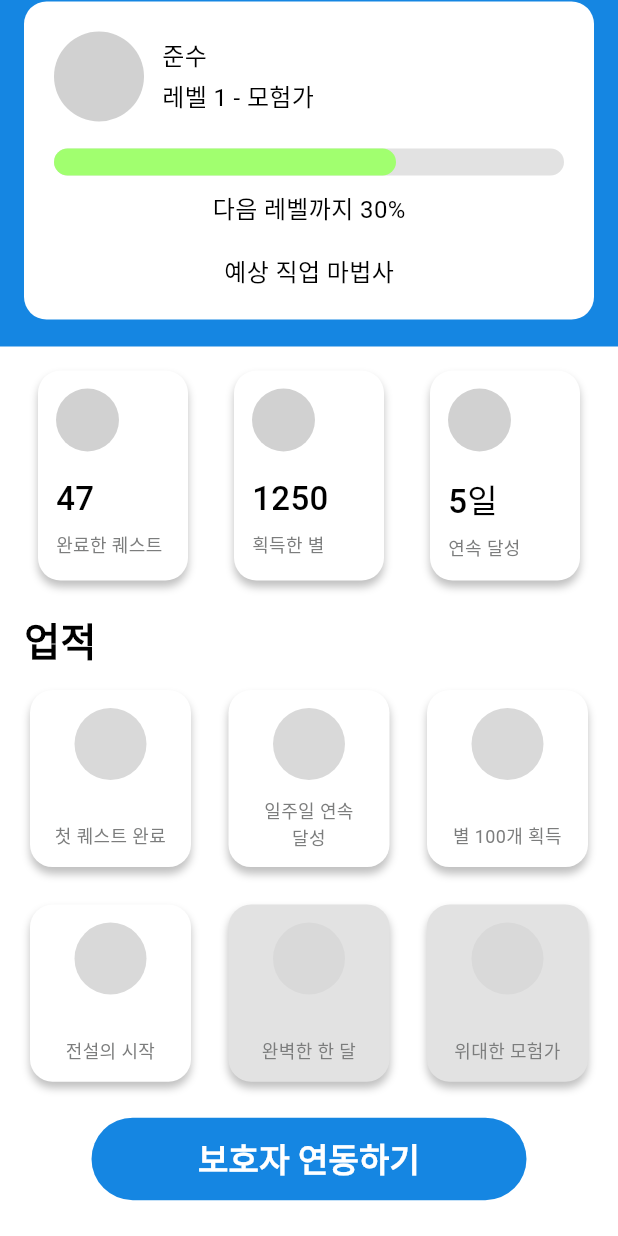
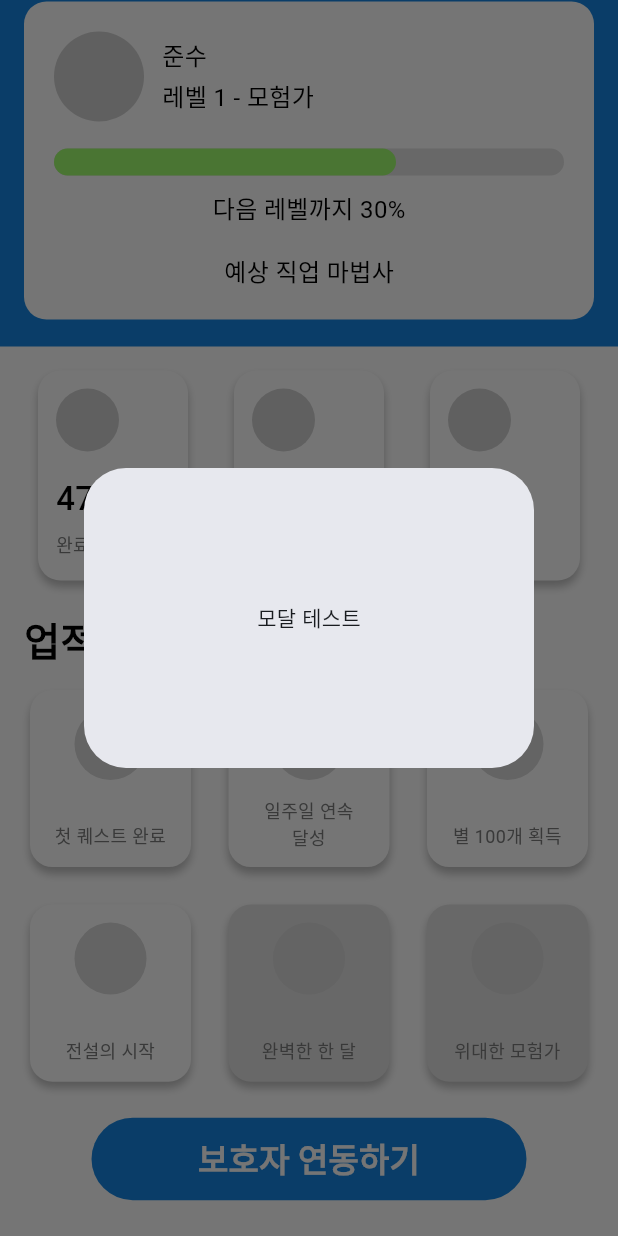
Before and after one commit to IS4Ps/frontend, a Flutter app: the ProfileScreen screen opened directly, scrolled down 73 dp, after a tap on "보호자 연동하기", on a phone screen of 412 x 824 dp. Run offline on Flutter 3.47's test engine with Material 3 defaults, Android fonts, the light colour scheme and no system bars; our stand-ins replace flutter_svg.

Commit message:
[FEAT/#14] 보호자 연동 모달 테스트 구현

```diff
--- a/lib/main_screen.dart
+++ b/lib/main_screen.dart
@@ -2,7 +2,7 @@ import 'package:flutter/material.dart';
 import 'package:flutter_svg/flutter_svg.dart'; // SVG 사용을 위해 꼭 필요
 import 'screens/quest/quest_screen.dart';
 import 'screens/home_screen.dart';
-import 'screens/profile_screen.dart';
+import 'screens/profile/profile_screen.dart';
 import 'screens/store_screen.dart';
 
 class MainScreen extends StatefulWidget {
--- /dev/null
+++ b/lib/screens/profile/parent_link.dart
@@ -0,0 +1,18 @@
+import 'package:flutter/material.dart';
+
+class ParentLink extends StatelessWidget {
+  const ParentLink({super.key});
+
+  @override
+  Widget build(BuildContext context) {
+    return Dialog(
+      child: SizedBox(
+        width: 300,
+        height: 200,
+        child: Center(
+          child: Text('모달 테스트'),
+        ),
+      ),
+    );
+  }
+}
--- a/lib/screens/profile_screen.dart
+++ b/lib/screens/profile/profile_screen.dart
@@ -1,4 +1,5 @@
 import 'package:flutter/material.dart';
+import 'package:frontend/screens/profile/parent_link.dart';
 
 class ProfileScreen extends StatelessWidget {
   const ProfileScreen({super.key});
@@ -213,7 +214,14 @@ class ProfileScreen extends StatelessWidget {
                     width: 290,
                     height: 55,
                     child: ElevatedButton(
-                      onPressed: () {},
+                      onPressed: () {
+                        showDialog(
+                          context: context,
+                          builder: (context) {
+                            return const ParentLink();
+                          },
+                        );
+                      },
                       style: ElevatedButton.styleFrom(
                         backgroundColor: const Color(0xFF1586E2),
                         shape: RoundedRectangleBorder(
@@ -226,7 +234,7 @@ class ProfileScreen extends StatelessWidget {
                         style: TextStyle(
                           color: Colors.white,
                           fontSize: 22,
-                          fontWeight: FontWeight.w600
+                          fontWeight: FontWeight.w600,
                         ),
                       ),
                     ),
```
